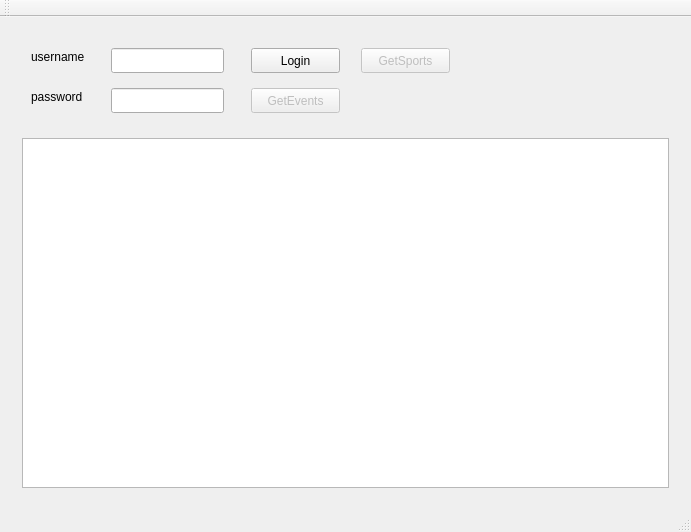
Qt form MainWindow.ui (ar1m4n/AllwaysWin) before a commit.
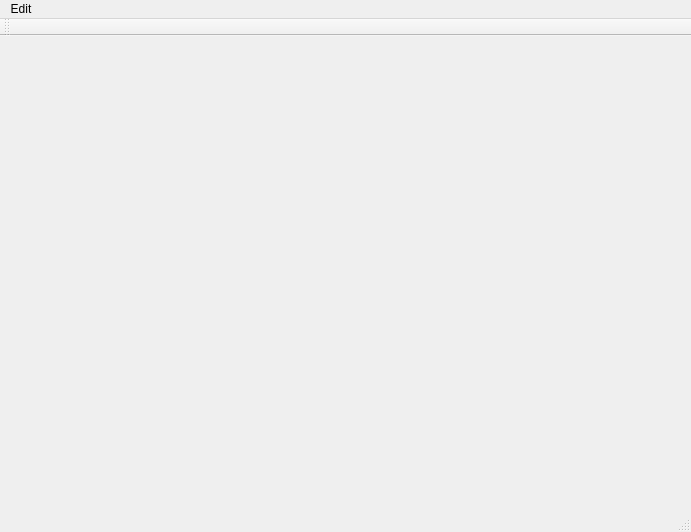
The same form after that commit.

Patch:
```diff
--- a/MainWindow.ui
+++ b/MainWindow.ui
@@ -14,118 +14,7 @@
    <string>MainWindow</string>
   </property>
   <widget class="QWidget" name="centralWidget">
-   <layout class="QVBoxLayout" name="verticalLayout" stretch="1,4">
-    <item>
-     <widget class="QWidget" name="widget" native="true">
-      <widget class="QPushButton" name="loginBtn">
-       <property name="geometry">
-        <rect>
-         <x>240</x>
-         <y>20</y>
-         <width>89</width>
-         <height>25</height>
-        </rect>
-       </property>
-       <property name="text">
-        <string>Login</string>
-       </property>
-      </widget>
-      <widget class="QLineEdit" name="usrEdit">
-       <property name="geometry">
-        <rect>
-         <x>100</x>
-         <y>20</y>
-         <width>113</width>
-         <height>25</height>
-        </rect>
-       </property>
-      </widget>
-      <widget class="QLineEdit" name="pwdEdit">
-       <property name="geometry">
-        <rect>
-         <x>100</x>
-         <y>60</y>
-         <width>113</width>
-         <height>25</height>
-        </rect>
-       </property>
-       <property name="inputMask">
-        <string/>
-       </property>
-       <property name="echoMode">
-        <enum>QLineEdit::Password</enum>
-       </property>
-      </widget>
-      <widget class="QLabel" name="label_2">
-       <property name="geometry">
-        <rect>
-         <x>20</x>
-         <y>60</y>
-         <width>67</width>
-         <height>17</height>
-        </rect>
-       </property>
-       <property name="text">
-        <string>password</string>
-       </property>
-      </widget>
-      <widget class="QLabel" name="label">
-       <property name="geometry">
-        <rect>
-         <x>20</x>
-         <y>20</y>
-         <width>67</width>
-         <height>17</height>
-        </rect>
-       </property>
-       <property name="text">
-        <string>username</string>
-       </property>
-      </widget>
-      <widget class="QPushButton" name="eventBtn">
-       <property name="enabled">
-        <bool>false</bool>
-       </property>
-       <property name="geometry">
-        <rect>
-         <x>240</x>
-         <y>60</y>
-         <width>89</width>
-         <height>25</height>
-        </rect>
-       </property>
-       <property name="text">
-        <string>GetEvents</string>
-       </property>
-      </widget>
-      <widget class="QPushButton" name="sportsBtn">
-       <property name="enabled">
-        <bool>false</bool>
-       </property>
-       <property name="geometry">
-        <rect>
-         <x>350</x>
-         <y>20</y>
-         <width>89</width>
-         <height>25</height>
-        </rect>
-       </property>
-       <property name="text">
-        <string>GetSports</string>
-       </property>
-      </widget>
-     </widget>
-    </item>
-    <item>
-     <widget class="QWidget" name="widget_2" native="true">
-      <layout class="QHBoxLayout" name="horizontalLayout">
-       <item>
-        <widget class="QTreeView" name="treeView"/>
-       </item>
-      </layout>
-     </widget>
-    </item>
-   </layout>
+   <layout class="QHBoxLayout" name="horizontalLayout_2"/>
   </widget>
   <widget class="QMenuBar" name="menuBar">
    <property name="geometry">
@@ -133,9 +22,16 @@
      <x>0</x>
      <y>0</y>
      <width>691</width>
-     <height>22</height>
+     <height>20</height>
     </rect>
    </property>
+   <widget class="QMenu" name="menuEdit">
+    <property name="title">
+     <string>Edit</string>
+    </property>
+    <addaction name="actionAdd_New_Bookie"/>
+   </widget>
+   <addaction name="menuEdit"/>
   </widget>
   <widget class="QToolBar" name="mainToolBar">
    <attribute name="toolBarArea">
```
Left out of the diff: 5 changed lines with no effect on the pictures.
